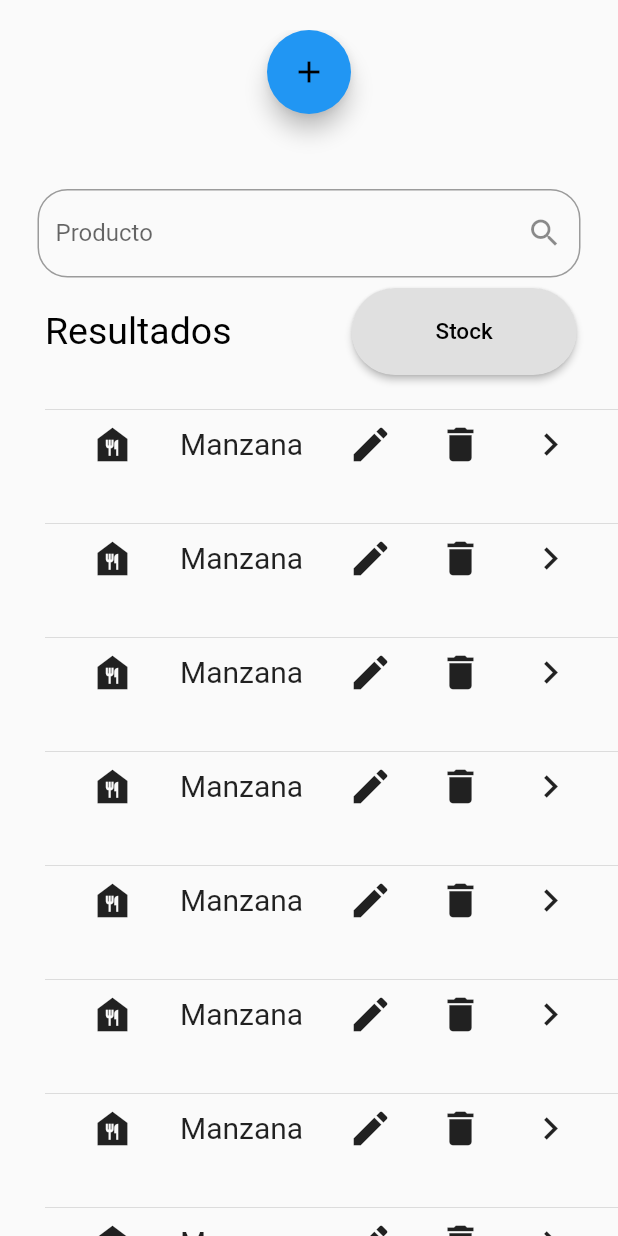
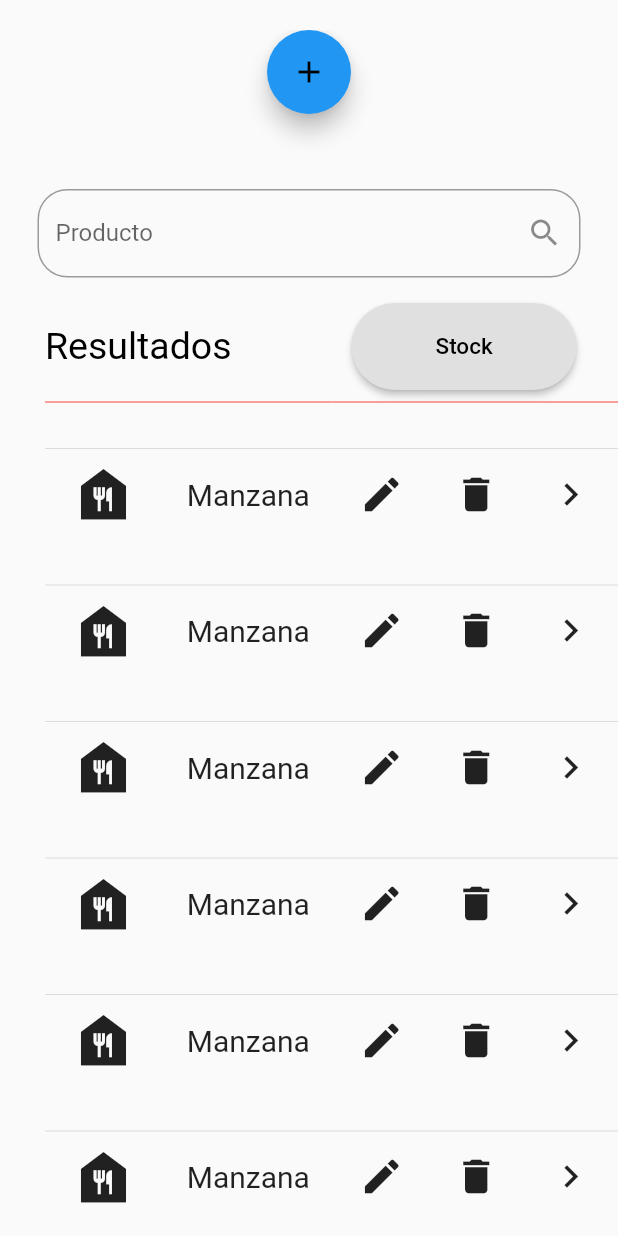
Before and after one commit to RitariDidier/proyectottm, a Flutter app: the screen it shows after launch, on a phone screen of 412 x 824 dp. Run offline on Flutter 3.47's test engine with Material 2 defaults, Android fonts, the phone set to English and light mode, and no system bars.

Commit message:
2do commit

```diff
--- a/lib/src/pages/agregar_item.dart
+++ b/lib/src/pages/agregar_item.dart
@@ -18,6 +18,9 @@ class _AgregarItemState extends State<AgregarItem> {
             children: <Widget>[
               _agregarBoton(),
               _widgetBusqueda(),
+              SizedBox(
+                height: 10,
+              ),
               _mostrarResultados(),
             ],
           ),
@@ -77,6 +80,12 @@ class _AgregarItemState extends State<AgregarItem> {
             ),
           ],
         ),
+        Padding(
+          padding: EdgeInsets.only(),
+          child: Divider(
+            color: Colors.red,
+          ),
+        ),
         _contenedorItems(),
       ]),
     );
@@ -89,11 +98,11 @@ class _AgregarItemState extends State<AgregarItem> {
         children: <Widget>[
           Divider(),
           Row(
-            mainAxisAlignment: MainAxisAlignment.spaceEvenly,
+            mainAxisAlignment: MainAxisAlignment.spaceAround,
             children: <Widget>[
               Icon(
                 Icons.food_bank,
-                size: 30,
+                size: 45,
               ),
               Text(
                 'Manzana',
```
